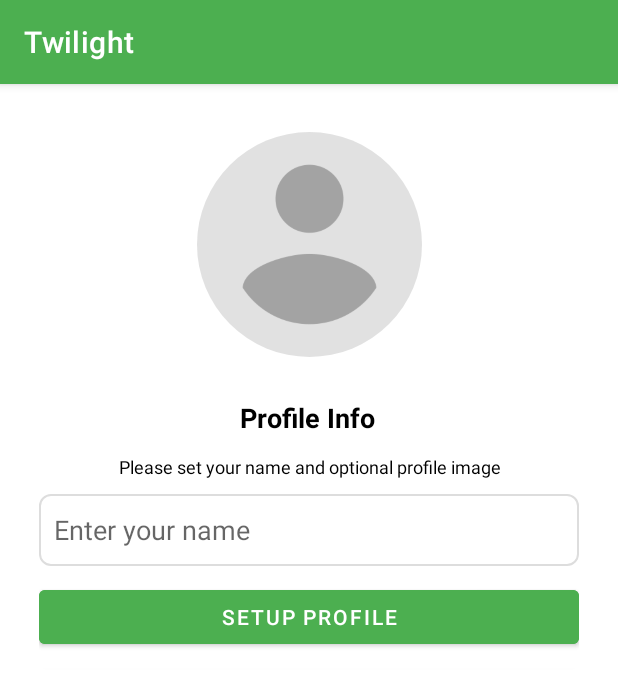
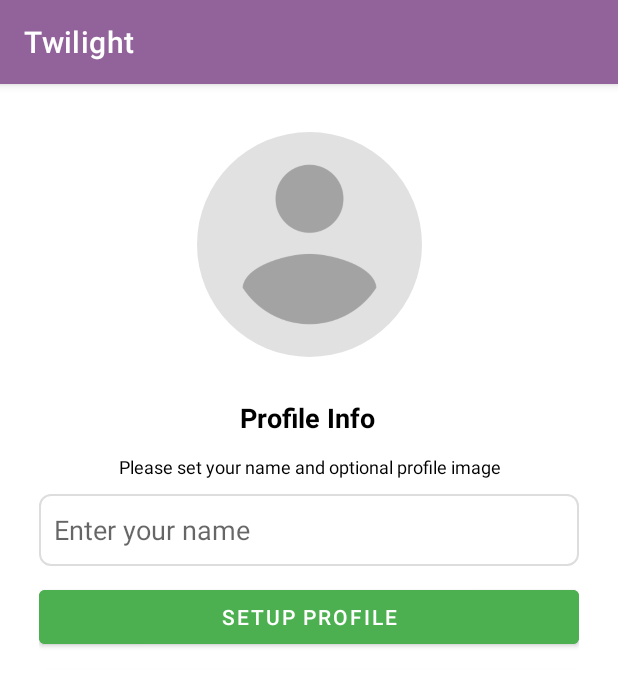
Before and after one commit to curiouscurrent/Coffee, an Android app: the SetupProfileActivity screen opened directly, with no data from a screen before it, on a phone screen of 412 x 824 dp. Shown: the top 686 px of the screen. Run offline under Robolectric (Android 15) with nearby library versions, the phone set to English and light mode, and no system bars; our stand-ins replace CircleImageView, Firebase (no records; nobody signed in at launch, a user with empty details on screens opened directly); 2 statements that could not run were skipped.

Commit message:
sixth commit

```diff
--- a/app/build.gradle
+++ b/app/build.gradle
@@ -63,7 +63,8 @@ dependencies {
     implementation 'de.hdodenhof:circleimageview:3.1.0'
     androidTestImplementation 'com.google.firebase:firebase-appcheck-debug-testing:16.1.1'
     implementation 'com.google.firebase:firebase-appcheck-playintegrity'
-
+    implementation 'com.github.bumptech.glide:glide:4.15.0'
+    annotationProcessor 'com.github.bumptech.glide:compiler:4.15.0'
 
 
 }
--- a/app/src/main/java/com/anusha/coffee/OTPActivity.java
+++ b/app/src/main/java/com/anusha/coffee/Activities/OTPActivity.java
@@ -1,4 +1,4 @@
-package com.anusha.coffee;
+package com.anusha.coffee.Activities;
 
 import androidx.annotation.NonNull;
 import androidx.appcompat.app.AppCompatActivity;
--- a/app/src/main/java/com/anusha/coffee/PhoneNumberActivity.java
+++ b/app/src/main/java/com/anusha/coffee/Activities/PhoneNumberActivity.java
@@ -1,4 +1,4 @@
-package com.anusha.coffee;
+package com.anusha.coffee.Activities;
 
 import androidx.appcompat.app.AppCompatActivity;
 
--- a/app/src/main/java/com/anusha/coffee/User.java
+++ b/app/src/main/java/com/anusha/coffee/Models/User.java
@@ -1,4 +1,4 @@
-package com.anusha.coffee;
+package com.anusha.coffee.Models;
 
 public class User {
 
--- a/app/src/main/res/layout/activity_main.xml
+++ b/app/src/main/res/layout/activity_main.xml
@@ -4,7 +4,7 @@
     xmlns:tools="http://schemas.android.com/tools"
     android:layout_width="match_parent"
     android:layout_height="match_parent"
-    tools:context=".MainActivity">
+    tools:context=".Activities.MainActivity">
 
     <com.google.android.material.bottomnavigation.BottomNavigationView
         android:id="@+id/bottomNavigationView"
--- a/app/src/main/res/layout/activity_otpactivity.xml
+++ b/app/src/main/res/layout/activity_otpactivity.xml
@@ -5,7 +5,7 @@
     android:layout_width="match_parent"
     android:layout_height="match_parent"
     android:background="#f9f9f9"
-    tools:context=".OTPActivity">
+    tools:context=".Activities.OTPActivity">
 
     <ImageView
         android:id="@+id/imageView"
--- a/app/src/main/res/layout/activity_phone_number.xml
+++ b/app/src/main/res/layout/activity_phone_number.xml
@@ -5,7 +5,7 @@
     android:layout_width="match_parent"
     android:layout_height="match_parent"
     android:background="#f9f9f9"
-    tools:context=".PhoneNumberActivity">
+    tools:context=".Activities.PhoneNumberActivity">
 
     <ImageView
         android:id="@+id/imageView"
--- a/app/src/main/res/layout/activity_setup_profile.xml
+++ b/app/src/main/res/layout/activity_setup_profile.xml
@@ -4,7 +4,7 @@
     xmlns:tools="http://schemas.android.com/tools"
     android:layout_width="match_parent"
     android:layout_height="match_parent"
-    tools:context=".SetupProfileActivity">
+    tools:context=".Activities.SetupProfileActivity">
 
     <de.hdodenhof.circleimageview.CircleImageView
         android:id="@+id/imageView"
--- a/app/src/main/res/values/themes.xml
+++ b/app/src/main/res/values/themes.xml
@@ -2,8 +2,8 @@
     <!-- Base application theme. -->
     <style name="Theme.Coffee" parent="Theme.MaterialComponents.DayNight.DarkActionBar">
         <!-- Primary brand color. -->
-        <item name="colorPrimary">@color/green</item>
-        <item name="colorPrimaryVariant">@color/greendark</item>
+        <item name="colorPrimary">#92639A</item>
+        <item name="colorPrimaryVariant">#AE13C8</item>
         <item name="colorOnPrimary">@color/white</item>
         <!-- Secondary brand color. -->
         <item name="colorSecondary">@color/teal_200</item>
```
Also changed, not shown: app/src/main/AndroidManifest.xml (+8 -5 lines), app/src/main/java/com/anusha/coffee/Activities/MainActivity.java (renamed from app/src/main/java/com/anusha/coffee/MainActivity.java, +4 -3 lines), app/src/main/java/com/anusha/coffee/Activities/SetupProfileActivity.java (renamed from app/src/main/java/com/anusha/coffee/SetupProfileActivity.java, +2 -5 lines), app/src/main/java/com/anusha/coffee/Adapters/UsersAdapter.java (renamed from app/src/main/java/com/anusha/coffee/UsersAdapter.java, +20 -2 lines).
